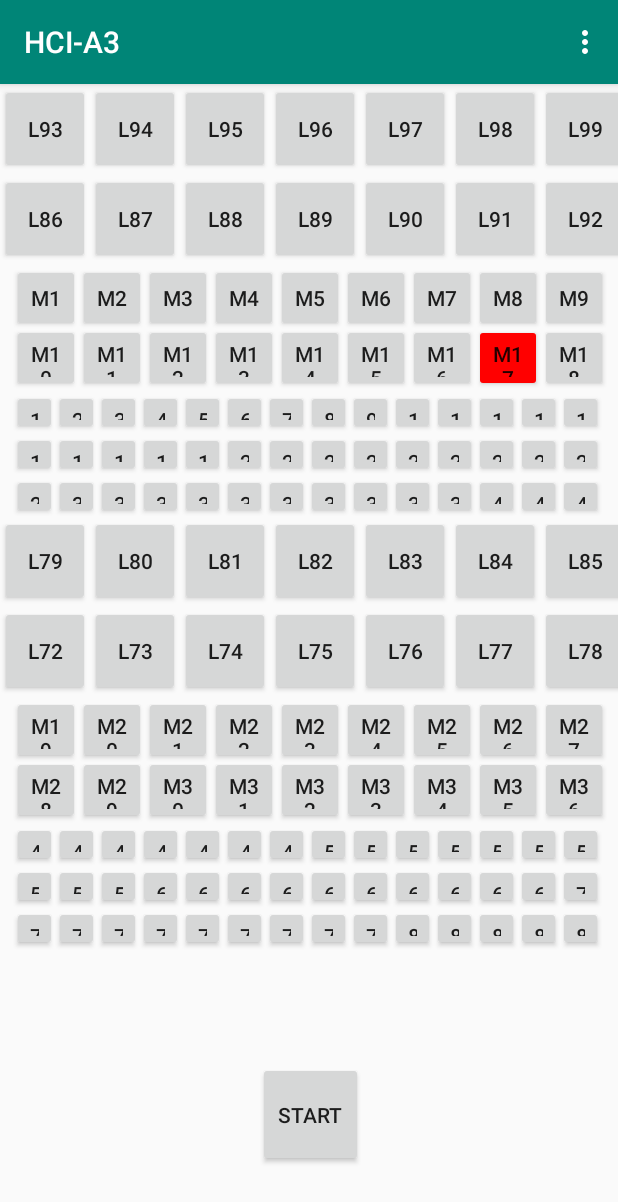
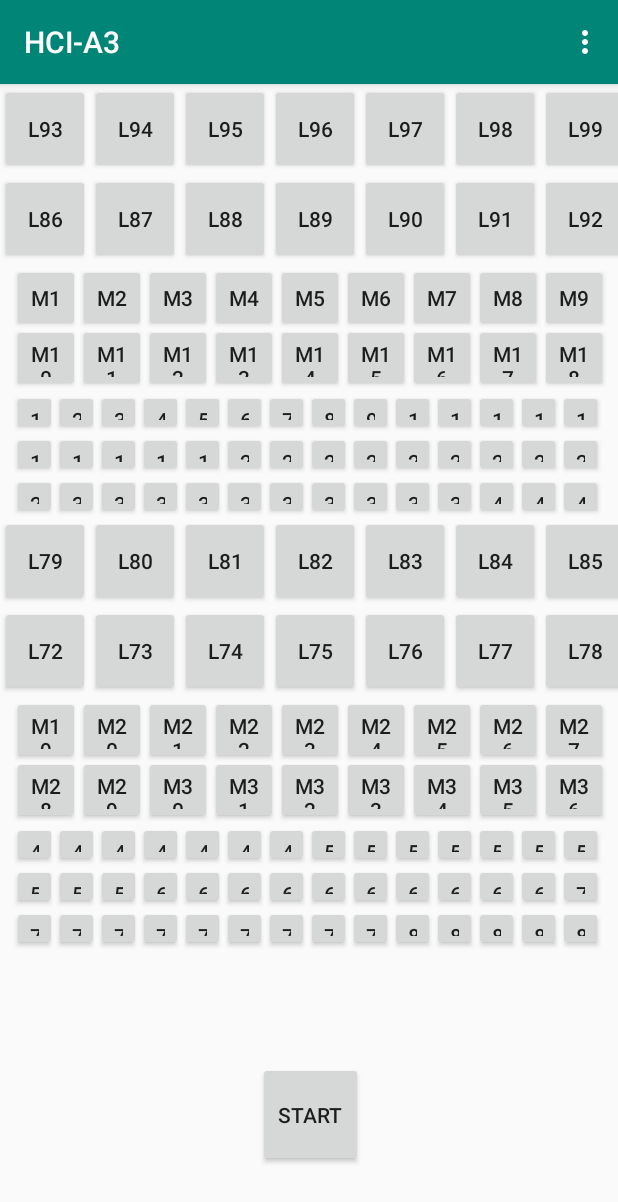
Before and after one commit to JaivirBali/HCIA3, an Android app: the screen it shows after launch (MainActivity), after a tap on "M1", on a phone screen of 412 x 824 dp. Shown: the top 1202 px of the screen. Run offline under Robolectric (Android 15) with nearby library versions, the phone set to English and light mode, and no system bars; 1 other tap on this screen came first.

Commit message:
initalizes curractivebutton to the start button

```diff
--- a/app/src/main/java/com/example/hci_a3/MainActivity.java
+++ b/app/src/main/java/com/example/hci_a3/MainActivity.java
@@ -52,9 +52,10 @@ public class MainActivity extends AppCompatActivity {
         currActiveButton.getBackground().setColorFilter(Color.RED, PorterDuff.Mode.SRC_ATOP);
     }
 
-//    public void deactivateCurrActiveButton() {
-//        currActiveButton.getBackground().clearColorFilter();
-//    }
+    public void deactivateCurrActiveButton() {
+        if(currActiveButton != null)
+            currActiveButton.getBackground().clearColorFilter();
+    }
 
     public void setRandomActiveButton(){
         //pick a random size group
@@ -86,19 +87,19 @@ public class MainActivity extends AppCompatActivity {
 
     public void setRandomSmallButton(){
         Button b = smallButtonsAR.get( new Random().nextInt(smallButtonsAR.size()));
-//        deactivateCurrActiveButton();
+        deactivateCurrActiveButton();
         setCurrActiveButton(b);
     }
 
     public void setRandomMediumButton(){
         Button b = mediumButtonsAR.get(new Random().nextInt(mediumButtonsAR.size()));
-//        deactivateCurrActiveButton();
+        deactivateCurrActiveButton();
         setCurrActiveButton(b);
     }
 
     public void setRandomLargeButton(){
         Button b = largeButtonsAR.get(new Random().nextInt(largeButtonsAR.size()));
-//        deactivateCurrActiveButton();
+        deactivateCurrActiveButton();
         setCurrActiveButton(b);
     }
 
@@ -439,6 +440,7 @@ public class MainActivity extends AppCompatActivity {
         smallButtonsAR.add(S83button);
         smallButtonsAR.add(S84button);
 
+        currActiveButton = findViewById(R.id.StartButton);
         start();
     }
 
@@ -454,6 +456,7 @@ public class MainActivity extends AppCompatActivity {
         Long timeDifference = new Long(0);
         Instant trialEndTime = Instant.now();
         //if button is the curr active button
+
         if(view.getId() == currActiveButton.getId()){
             if (trialStartTime != null) {
                 timeDifference = ChronoUnit.MILLIS.between(trialStartTime,trialEndTime);
@@ -467,7 +470,7 @@ public class MainActivity extends AppCompatActivity {
             errorTrial++;
         }
         // reset the curr active button
-
+        deactivateCurrActiveButton();
     }
 
     @Override
```
